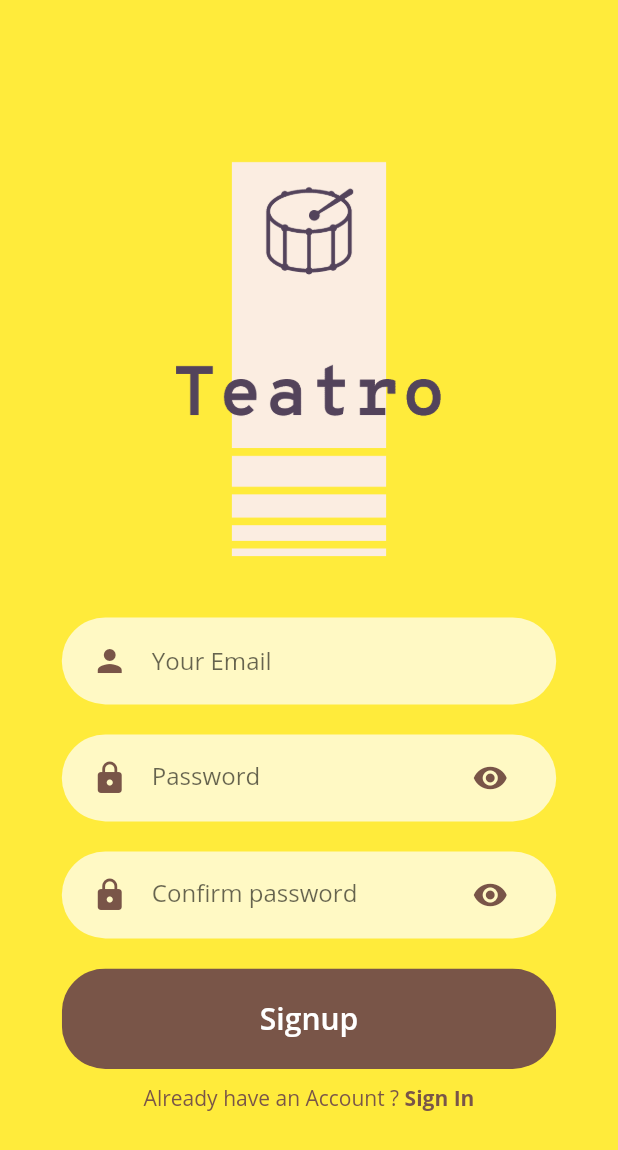
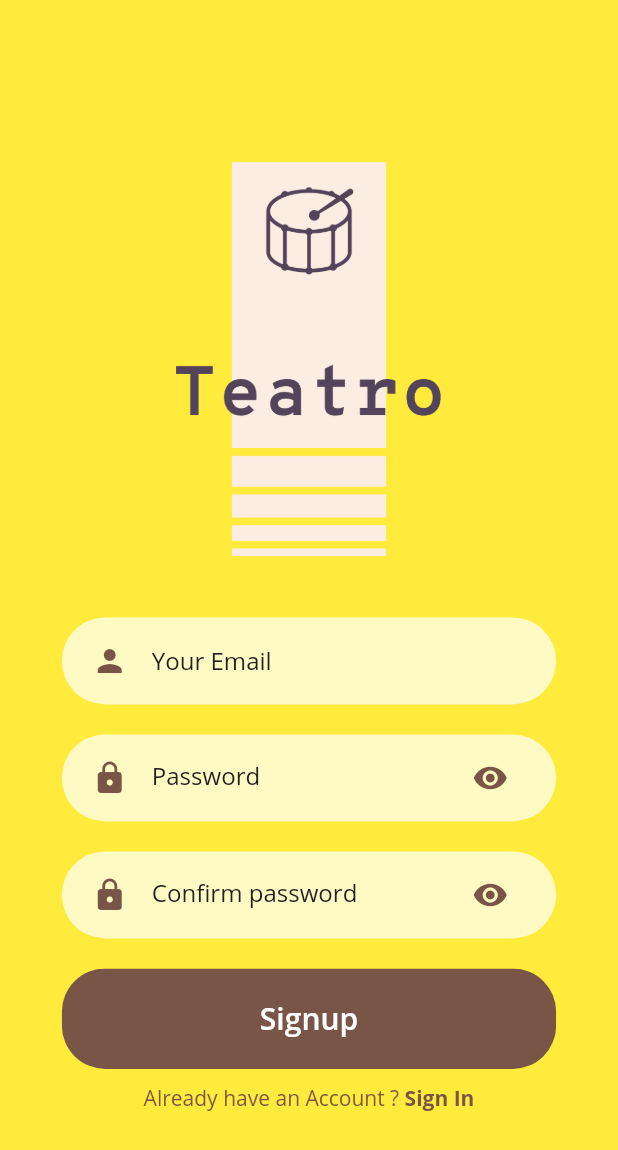
Before and after one commit to hajuha/teatro, a Flutter app: the SignupScreen screen opened directly, on a phone screen of 412 x 824 dp. Shown: the top 1150 px of the screen. Run offline on Flutter 3.47's test engine with Material 2 defaults, Android fonts, the phone set to English and light mode, and no system bars; our stand-ins replace flutter_svg, scroll_snap_list, shared_preferences; accounts and stored records are empty.

Commit message:
chore: change color

```diff
--- a/lib/components/rounded_input_field.dart
+++ b/lib/components/rounded_input_field.dart
@@ -25,6 +25,7 @@ class RoundedInputField extends StatelessWidget {
             color: AccentColor,
           ),
           hintText: hintText,
+          hintStyle: TextStyle(color: TextColor),
           border: InputBorder.none,
         ),
       ),
--- a/lib/components/rounded_password_field.dart
+++ b/lib/components/rounded_password_field.dart
@@ -16,10 +16,12 @@ class RoundedPasswordField extends StatelessWidget {
     return TextFieldContainer(
       child: TextField(
         obscureText: true,
+        style: TextStyle(color: TextColor),
         onChanged: onChanged,
-        cursorColor: AccentColor,
+        cursorColor: TextColor,
         decoration: InputDecoration(
           hintText: hintText,
+          hintStyle: TextStyle(color: TextColor),
           icon: Icon(
             Icons.lock,
             color: AccentColor,
```
